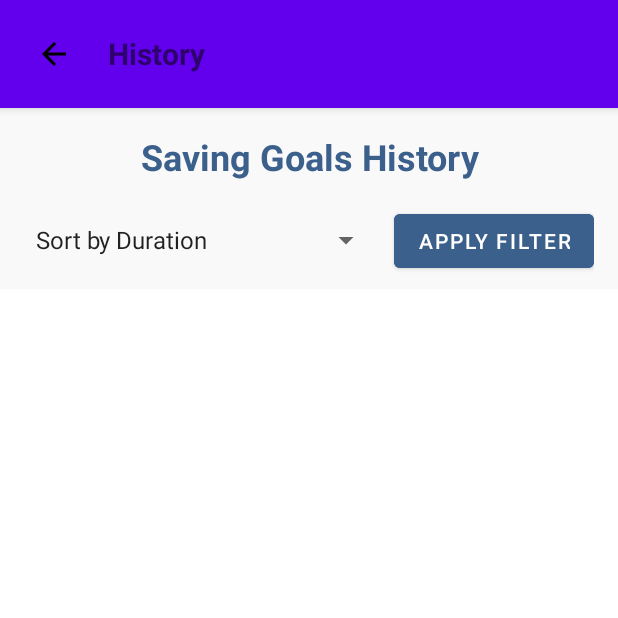
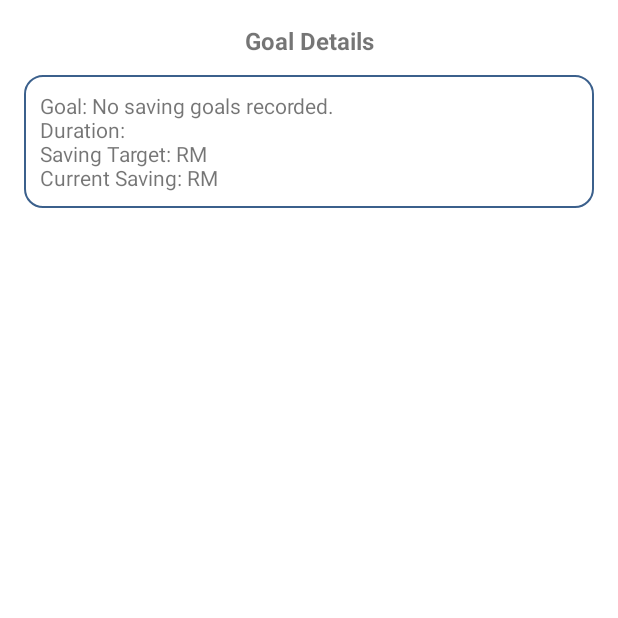
Before and after one commit to Junhui20/MADFinancial, an Android app: the HistoryActivity screen opened directly, with no data from a screen before it, on a phone screen of 412 x 824 dp, the top half of it. Run offline under Robolectric (Android 15) with nearby library versions, the phone set to English and light mode, and no system bars.

Commit message:
fix current saving bug

```diff
--- a/app/src/main/java/com/uccd3223/madfinancial/HistoryActivity.java
+++ b/app/src/main/java/com/uccd3223/madfinancial/HistoryActivity.java
@@ -1,143 +1,81 @@
 package com.uccd3223.madfinancial;
 
+import android.content.Context;
 import android.content.SharedPreferences;
-import android.graphics.Typeface;
 import android.os.Bundle;
-import android.widget.ArrayAdapter;
-import android.widget.Button;
 import android.widget.LinearLayout;
-import android.widget.Spinner;
 import android.widget.TextView;
+import android.widget.Toast;
 
 import androidx.appcompat.app.AppCompatActivity;
 
-import java.util.ArrayList;
-import java.util.Arrays;
-import java.util.Collections;
-import java.util.Comparator;
-import java.util.List;
+public class HistoryActivity extends AppCompatActivity {
 
-public class HistoryActivity extends BaseActivity {
+    private TextView historyTextView;
 
-    private LinearLayout historyContainer;
-    private List<String> historyEntries;
+    private LinearLayout goalsContainer;
 
     @Override
     protected void onCreate(Bundle savedInstanceState) {
         super.onCreate(savedInstanceState);
         setContentView(R.layout.activity_history);
-        setupToolbar("History");
 
-        Spinner filterSpinner = findViewById(R.id.filterSpinner);
-        Button applyFilterButton = findViewById(R.id.applyFilterButton);
-        historyContainer = findViewById(R.id.historyContainer);
+        // Initialize container where we will display the goals
+        goalsContainer = findViewById(R.id.goalsContainer);
 
-        // Load history from SharedPreferences
-        SharedPreferences sharedPreferences = getSharedPreferences("SavingGoals", MODE_PRIVATE);
-        String goals = sharedPreferences.getString("goals", "");
-
-        // Parse the history entries into a list
-        historyEntries = new ArrayList<>(Arrays.asList(goals.split("\n\n")));
-
-        // Populate the Spinner
-        ArrayAdapter<CharSequence> adapter = ArrayAdapter.createFromResource(
-                this, R.array.filter_options, android.R.layout.simple_spinner_item
-        );
-        adapter.setDropDownViewResource(android.R.layout.simple_spinner_dropdown_item);
-        filterSpinner.setAdapter(adapter);
-
-        // Set up the Apply Filter button
-        applyFilterButton.setOnClickListener(v -> {
-            String selectedFilter = filterSpinner.getSelectedItem().toString();
-            applyFilter(selectedFilter);
-        });
-
-        // Display initial history
-        displayHistory(historyEntries);
+        // Load saved goals from SharedPreferences
+        loadSavedGoals();
     }
 
-    private void applyFilter(String filter) {
-        switch (filter) {
-            case "Sort by Duration":
-                Collections.sort(historyEntries, Comparator.comparing(this::extractDuration));
-                break;
-            case "Sort by Saving Target (Ascending)":
-                Collections.sort(historyEntries, Comparator.comparing(this::extractSavingTarget));
-                break;
-            case "Sort by Saving Target (Descending)":
-                Collections.sort(historyEntries, Comparator.comparing(this::extractSavingTarget).reversed());
-                break;
-            case "Sort Alphabetically":
-                Collections.sort(historyEntries);
-                break;
-        }
+    private void loadSavedGoals() {
+        // Retrieve the saved goals from SharedPreferences
+        SharedPreferences sharedPreferences = getSharedPreferences("SavingGoals", Context.MODE_PRIVATE);
+        String savedGoals = sharedPreferences.getString("goals", "");
 
-        // Refresh the displayed history
-        displayHistory(historyEntries);
-    }
+        // Check if there are saved goals
+        if (savedGoals.isEmpty()) {
+            Toast.makeText(this, "No saving goals found.", Toast.LENGTH_SHORT).show();
+            goalsContainer.addView(createGoalCard("No saving goals recorded.", "", "", ""));
+        } else {
+            // Split the goals into individual entries and display them
+            String[] goals = savedGoals.split("\n\n");  // Goals are separated by two newlines
+            for (String goal : goals) {
+                String[] goalDetails = goal.split("\n");
+                if (goalDetails.length == 4) {
+                    String goalName = goalDetails[0].replace("Goal: ", "");
+                    String savingGoal = goalDetails[1].replace("Saving Target: RM ", "");
+                    String currentSaving = goalDetails[2].replace("Current Saving: RM ", "");
+                    String duration = goalDetails[3].replace("Duration: ", "");
 
-    private int extractDuration(String entry) {
-        // Extract the duration value from the entry
-        String[] lines = entry.split("\n");
-        for (String line : lines) {
-            if (line.startsWith("Duration:")) {
-                String duration = line.replace("Duration:", "").trim();
-                return Integer.parseInt(duration.replaceAll("[^0-9]", ""));
-            }
-        }
-        return 0; // Default if no duration found
-    }
-
-    private double extractSavingTarget(String entry) {
-        // Extract the saving target value from the entry
-        String[] lines = entry.split("\n");
-        for (String line : lines) {
-            if (line.startsWith("Saving Target:")) {
-                String target = line.replace("Saving Target:", "").replace("RM", "").trim();
-                return Double.parseDouble(target);
-            }
-        }
-        return 0; // Default if no saving target found
-    }
-
-    private void displayHistory(List<String> entries) {
-        historyContainer.removeAllViews();
-
-        for (String entry : entries) {
-            if (!entry.trim().isEmpty()) {
-                // Create a card layout with proper spacing
-                LinearLayout cardLayout = new LinearLayout(this);
-                LinearLayout.LayoutParams cardLayoutParams = new LinearLayout.LayoutParams(
-                        LinearLayout.LayoutParams.MATCH_PARENT,
-                        LinearLayout.LayoutParams.WRAP_CONTENT
-                );
-                cardLayoutParams.setMargins(0, 16, 0, 16); // Add spacing between cards
-                cardLayout.setLayoutParams(cardLayoutParams);
-                cardLayout.setOrientation(LinearLayout.VERTICAL);
-                cardLayout.setBackgroundResource(R.drawable.card_background); // Use the card background
-
-                // Parse and display each line in the card
-                String[] lines = entry.split("\n");
-                for (String line : lines) {
-                    TextView textView = new TextView(this);
-                    textView.setLayoutParams(new LinearLayout.LayoutParams(
-                            LinearLayout.LayoutParams.MATCH_PARENT,
-                            LinearLayout.LayoutParams.WRAP_CONTENT
-                    ));
-                    textView.setPadding(24, 8, 24, 8);
-                    textView.setText(line);
-
-                    // Bold headers (e.g., "Goals:", "Saving Target:")
-                    if (line.contains(":")) {
-                        textView.setTypeface(null, Typeface.BOLD);
-                    }
-
-                    cardLayout.addView(textView);
+                    // Add each goal to the container
+                    goalsContainer.addView(createGoalCard(goalName, duration, savingGoal, currentSaving));
                 }
-
-                // Add the card to the container
-                historyContainer.addView(cardLayout);
             }
         }
     }
+
+    private TextView createGoalCard(String goalName, String duration, String savingGoal, String currentSaving) {
+        // Create a new TextView for each goal
+        TextView goalCard = new TextView(this);
+        goalCard.setText("Goal: " + goalName + "\n" +
+                "Duration: " + duration + "\n" +
+                "Saving Target: RM " + savingGoal + "\n" +
+                "Current Saving: RM " + currentSaving);
+        goalCard.setBackgroundResource(R.drawable.card_background);  // Set background to the card drawable
+        goalCard.setPadding(16, 16, 16, 16);  // Add some padding for better visuals
+        goalCard.setTextSize(14);  // Optional: Set text size
+
+        // Add space between containers
+        LinearLayout.LayoutParams params = new LinearLayout.LayoutParams(
+                LinearLayout.LayoutParams.MATCH_PARENT,
+                LinearLayout.LayoutParams.WRAP_CONTENT
+        );
+        params.setMargins(0, 0, 0, 16);  // Add margin at the bottom (space between containers)
+        goalCard.setLayoutParams(params);  // Set the layout params with margin
+
+        return goalCard;
+    }
+
+
+
 }
--- a/app/src/main/java/com/uccd3223/madfinancial/SavingGoalsActivity.java
+++ b/app/src/main/java/com/uccd3223/madfinancial/SavingGoalsActivity.java
@@ -146,6 +146,9 @@ public class SavingGoalsActivity extends BaseActivity {
             currentSavingInput.setText("");
             durationInput.setText("");
             Toast.makeText(SavingGoalsActivity.this, "Goal saved successfully!", Toast.LENGTH_SHORT).show();
+
+            // Finish the activity and go back to the HistoryActivity
+            finish();
         });
 
         // Handle history button click
--- a/app/src/main/res/layout/activity_history.xml
+++ b/app/src/main/res/layout/activity_history.xml
@@ -1,90 +1,28 @@
 <?xml version="1.0" encoding="utf-8"?>
-<androidx.coordinatorlayout.widget.CoordinatorLayout
-    xmlns:android="http://schemas.android.com/apk/res/android"
-    xmlns:app="http://schemas.android.com/apk/res-auto"
-    xmlns:tools="http://schemas.android.com/tools"
+<LinearLayout xmlns:android="http://schemas.android.com/apk/res/android"
     android:layout_width="match_parent"
-    android:layout_height="match_parent">
+    android:layout_height="match_parent"
+    android:orientation="vertical"
+    android:padding="16dp"
+    android:scrollbars="vertical">
 
-    <include layout="@layout/toolbar_with_back" />
+    <TextView
+        android:id="@+id/historyTextView"
+        android:layout_width="match_parent"
+        android:layout_height="wrap_content"
+        android:layout_marginBottom="12dp"
+        android:text="Goal Details"
+        android:textSize="16sp"
+        android:gravity="center"
+        android:textStyle="bold"/>
 
-    <androidx.core.widget.NestedScrollView
+    <!-- Container for all the goals, can be dynamically populated -->
+    <LinearLayout
+        android:id="@+id/goalsContainer"
         android:layout_width="match_parent"
-        android:layout_height="match_parent"
-        app:layout_behavior="@string/appbar_scrolling_view_behavior">
+        android:layout_height="wrap_content"
+        android:orientation="vertical">
 
-        <androidx.constraintlayout.widget.ConstraintLayout
-            android:layout_width="match_parent"
-            android:layout_height="match_parent"
-            android:background="#F9F9F9"
-            tools:context=".HistoryActivity">
+    </LinearLayout>
 
-            <!-- App Header -->
-            <TextView
-                android:id="@+id/headerText"
-                android:layout_width="0dp"
-                android:layout_height="wrap_content"
-                android:layout_margin="16dp"
-                android:gravity="center"
-                android:text="Saving Goals History"
-                android:textColor="#3B608C"
-                android:textSize="24sp"
-                android:textStyle="bold"
-                app:layout_constraintEnd_toEndOf="parent"
-                app:layout_constraintStart_toStartOf="parent"
-                app:layout_constraintTop_toTopOf="parent" />
-
-            <!-- Filter Section -->
-            <LinearLayout
-                android:id="@+id/filterSection"
-                android:layout_width="0dp"
-                android:layout_height="wrap_content"
-                android:layout_margin="16dp"
-                android:orientation="horizontal"
-                app:layout_constraintEnd_toEndOf="parent"
-                app:layout_constraintStart_toStartOf="parent"
-                app:layout_constraintTop_toBottomOf="@id/headerText">
-
-                <Spinner
-                    android:id="@+id/filterSpinner"
-                    android:layout_width="0dp"
-                    android:layout_height="wrap_content"
-                    android:layout_weight="1"
-                    android:entries="@array/filter_options"
-                    android:spinnerMode="dropdown" />
-
-                <Button
-                    android:id="@+id/applyFilterButton"
-                    android:layout_width="wrap_content"
-                    android:layout_height="wrap_content"
-                    android:layout_marginStart="8dp"
-                    android:backgroundTint="#3B608C"
-                    android:text="Apply Filter" />
-            </LinearLayout>
-
-            <!-- Scrollable History List -->
-            <ScrollView
-                android:id="@+id/scrollView"
-                android:layout_width="0dp"
-                android:layout_height="0dp"
-                android:layout_marginTop="8dp"
-                app:layout_constraintBottom_toBottomOf="parent"
-                app:layout_constraintEnd_toEndOf="parent"
-                app:layout_constraintStart_toStartOf="parent"
-                app:layout_constraintTop_toBottomOf="@id/filterSection">
-
-                <LinearLayout
-                    android:id="@+id/historyContainer"
-                    android:layout_width="match_parent"
-                    android:layout_height="wrap_content"
-                    android:orientation="vertical"
-                    android:padding="16dp"
-                    android:divider="@android:color/darker_gray"
-                    android:showDividers="middle" />
-            </ScrollView>
-
-        </androidx.constraintlayout.widget.ConstraintLayout>
-
-    </androidx.core.widget.NestedScrollView>
-
-</androidx.coordinatorlayout.widget.CoordinatorLayout>
+</LinearLayout>
```
Also changed, not shown: app/src/main/res/layout/goal_item.xml (added, +41 -0 lines).
